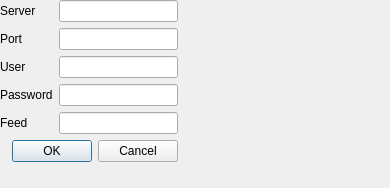
Before: the Qt Designer form ui/settings.ui in mineo/sloth, drawn with Qt 5.
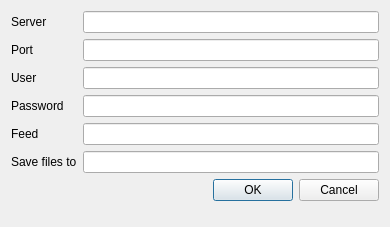
After: the same form once the commit is applied.

The edit to the form file:
```diff
--- a/ui/settings.ui
+++ b/ui/settings.ui
@@ -7,7 +7,7 @@
     <x>0</x>
     <y>0</y>
     <width>390</width>
-    <height>188</height>
+    <height>227</height>
    </rect>
   </property>
   <property name="sizePolicy">
@@ -28,16 +28,12 @@
   <property name="sizeGripEnabled">
    <bool>false</bool>
   </property>
-  <widget class="QWidget" name="layoutWidget">
-   <property name="geometry">
-    <rect>
-     <x>0</x>
-     <y>0</y>
-     <width>178</width>
-     <height>184</height>
-    </rect>
-   </property>
+  <layout class="QVBoxLayout" name="verticalLayout">
+   <item>
    <layout class="QFormLayout" name="formLayout">
+     <property name="fieldGrowthPolicy">
+      <enum>QFormLayout::AllNonFixedFieldsGrow</enum>
+     </property>
     <item row="0" column="0">
      <widget class="QLabel" name="label">
       <property name="text">
@@ -78,16 +74,6 @@
     <item row="3" column="1">
      <widget class="QLineEdit" name="password"/>
     </item>
-    <item row="5" column="0" colspan="2">
-     <widget class="QDialogButtonBox" name="buttonBox">
-      <property name="orientation">
-       <enum>Qt::Horizontal</enum>
-      </property>
-      <property name="standardButtons">
-       <set>QDialogButtonBox::Cancel|QDialogButtonBox::Ok</set>
-      </property>
-     </widget>
-    </item>
     <item row="4" column="0">
      <widget class="QLabel" name="label_5">
       <property name="text">
@@ -98,8 +84,29 @@
     <item row="4" column="1">
      <widget class="QLineEdit" name="feed"/>
     </item>
-   </layout>
-  </widget>
+     <item row="6" column="0" colspan="2">
+      <widget class="QDialogButtonBox" name="buttonBox">
+       <property name="orientation">
+        <enum>Qt::Horizontal</enum>
+       </property>
+       <property name="standardButtons">
+        <set>QDialogButtonBox::Cancel|QDialogButtonBox::Ok</set>
+       </property>
+      </widget>
+     </item>
+     <item row="5" column="0">
+      <widget class="QLabel" name="label_6">
+       <property name="text">
+        <string>Save files to</string>
+       </property>
+      </widget>
+     </item>
+     <item row="5" column="1">
+      <widget class="QLineEdit" name="save_files_to_location"/>
+     </item>
+    </layout>
+   </item>
+  </layout>
  </widget>
  <resources/>
  <connections>
```
Lines whose indentation alone changed are shown as unchanged.
